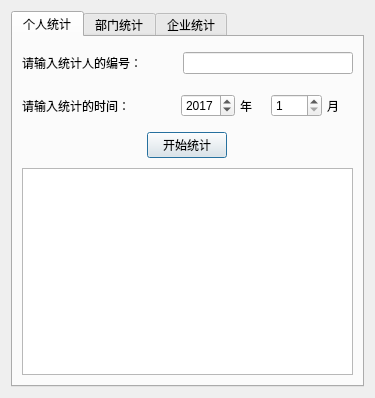
The window that SalaryManageSystem/statdialog.ui (10086a/Qt-simple) describes before a commit, drawn with Qt 5.
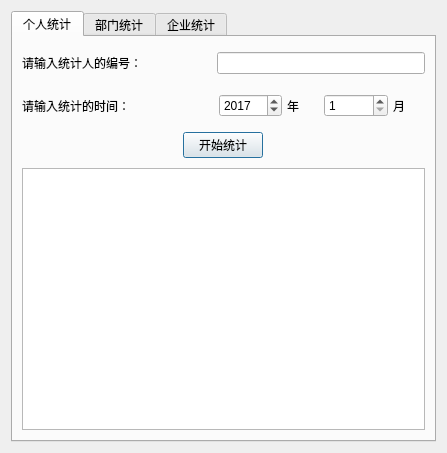
The same window after the commit.

```diff
--- a/SalaryManageSystem/statdialog.ui
+++ b/SalaryManageSystem/statdialog.ui
@@ -6,10 +6,22 @@
    <rect>
     <x>0</x>
     <y>0</y>
-    <width>375</width>
-    <height>398</height>
+    <width>447</width>
+    <height>453</height>
    </rect>
   </property>
+  <property name="minimumSize">
+   <size>
+    <width>447</width>
+    <height>453</height>
+   </size>
+  </property>
+  <property name="maximumSize">
+   <size>
+    <width>447</width>
+    <height>453</height>
+   </size>
+  </property>
   <property name="windowTitle">
    <string>数据统计</string>
   </property>
@@ -23,7 +35,7 @@
       <attribute name="title">
        <string>个人统计</string>
       </attribute>
-      <layout class="QVBoxLayout" name="verticalLayout_2" stretch="0,0,0,10">
+      <layout class="QVBoxLayout" name="verticalLayout_2" stretch="0,0,0,0">
        <property name="spacing">
         <number>10</number>
        </property>
@@ -133,7 +145,43 @@
         </widget>
        </item>
        <item>
-        <widget class="QTableView" name="tableView_1"/>
+        <widget class="QTableWidget" name="tableWidget">
+         <property name="minimumSize">
+          <size>
+           <width>0</width>
+           <height>0</height>
+          </size>
+         </property>
+         <property name="maximumSize">
+          <size>
+           <width>16777215</width>
+           <height>16777215</height>
+          </size>
+         </property>
+         <property name="font">
+          <font>
+           <pointsize>9</pointsize>
+          </font>
+         </property>
+         <property name="verticalScrollBarPolicy">
+          <enum>Qt::ScrollBarAlwaysOff</enum>
+         </property>
+         <property name="horizontalScrollBarPolicy">
+          <enum>Qt::ScrollBarAlwaysOff</enum>
+         </property>
+         <property name="sizeAdjustPolicy">
+          <enum>QAbstractScrollArea::AdjustToContents</enum>
+         </property>
+         <property name="editTriggers">
+          <set>QAbstractItemView::NoEditTriggers</set>
+         </property>
+         <property name="textElideMode">
+          <enum>Qt::ElideMiddle</enum>
+         </property>
+         <property name="sortingEnabled">
+          <bool>true</bool>
+         </property>
+        </widget>
        </item>
       </layout>
      </widget>
```
Left out of the diff: 28 changed lines with no effect on the pictures.
